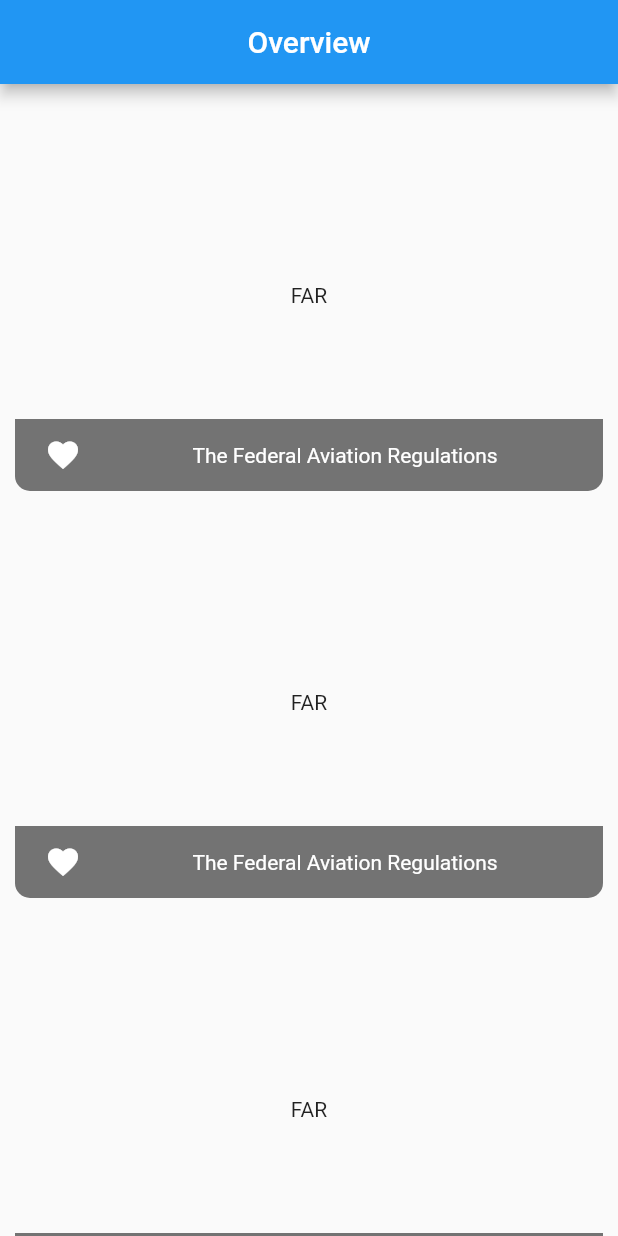
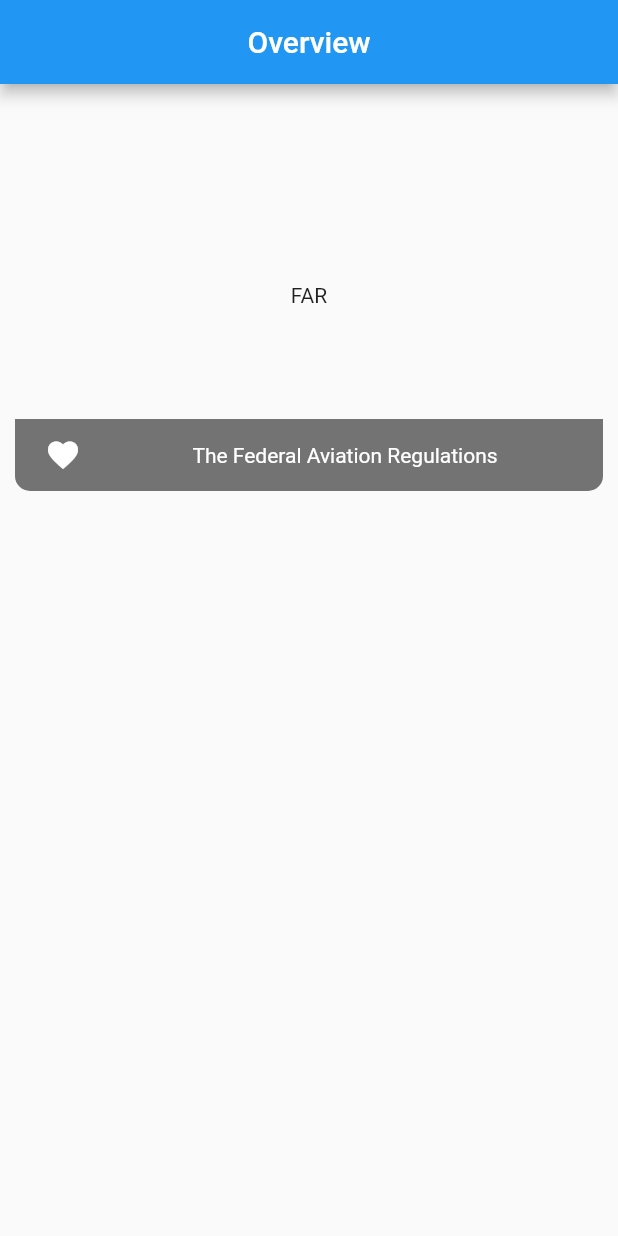
Before and after one commit to gentigr/far_tracker, a Flutter app: the screen it shows after launch, on a phone screen of 412 x 824 dp. Run offline on Flutter 3.47's test engine with Material 2 defaults, Android fonts, the light colour scheme and no system bars; missing offline and left inert: code_of_federal_regulations.

Commit message:
Restrict the first screen to have only one feature

```diff
--- a/lib/screens/features_screen.dart
+++ b/lib/screens/features_screen.dart
@@ -5,21 +5,6 @@ import '../widgets/feature_widget.dart';
 
 class FeaturesScreen extends StatelessWidget {
   final List<Feature> loadedFeatures = [
-    Feature(
-      id: 'far',
-      title: 'FAR',
-      description: 'The Federal Aviation Regulations',
-    ),
-    Feature(
-      id: 'far',
-      title: 'FAR',
-      description: 'The Federal Aviation Regulations',
-    ),
-    Feature(
-      id: 'far',
-      title: 'FAR',
-      description: 'The Federal Aviation Regulations',
-    ),
     Feature(
       id: 'far',
       title: 'FAR',
```
